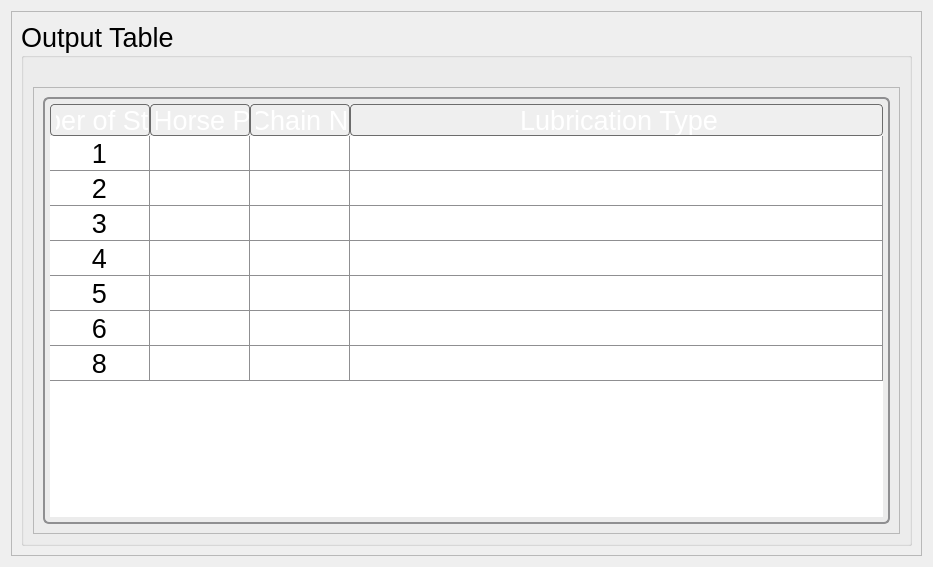
The window that ha_table.ui (Ah00ra/HNNS) describes before a commit, drawn with Qt 5.
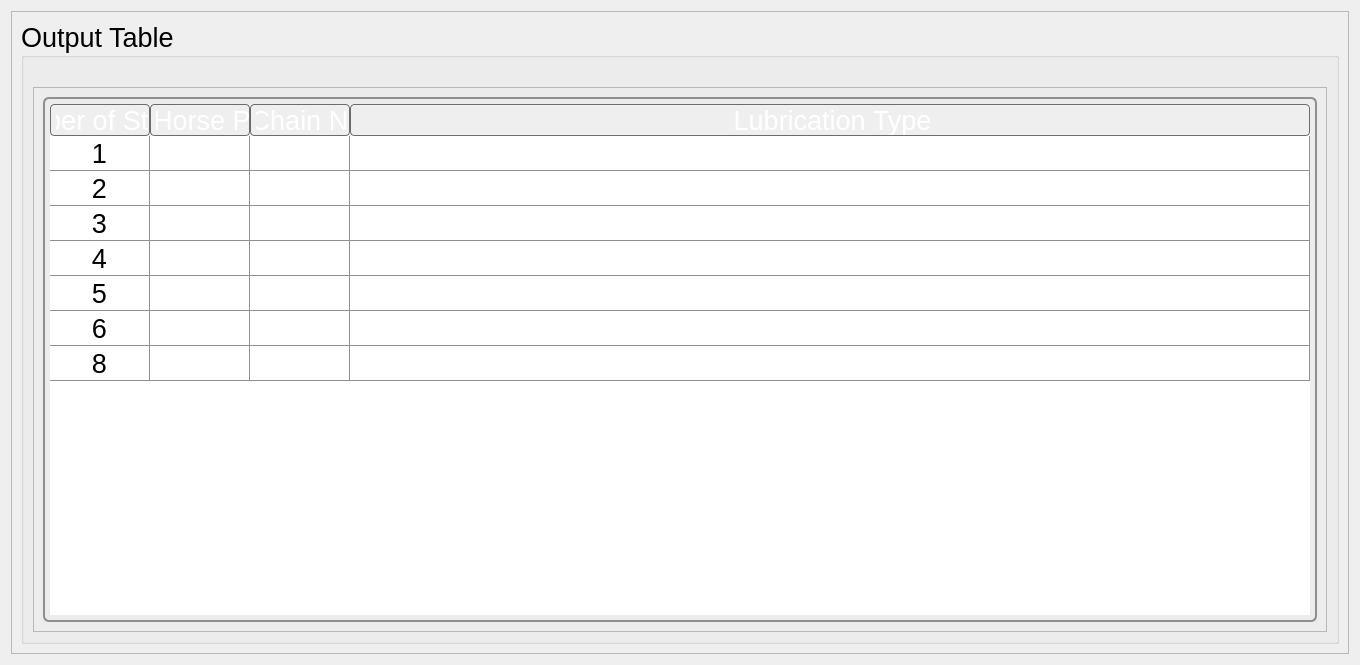
The same window after the commit.

Commit message: delete ha_table from main.ui

```diff
--- a/ha_table.ui
+++ b/ha_table.ui
@@ -6,8 +6,8 @@
    <rect>
     <x>0</x>
     <y>0</y>
-    <width>933</width>
-    <height>567</height>
+    <width>1360</width>
+    <height>665</height>
    </rect>
   </property>
   <property name="windowTitle">
```
The commit also changes 2 other files.
